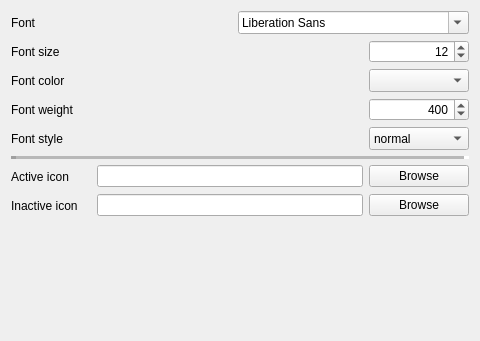
The window that sources/plasmoid/appearance.ui (arcan1s/netctl-gui) describes before a commit, drawn with Qt 5.
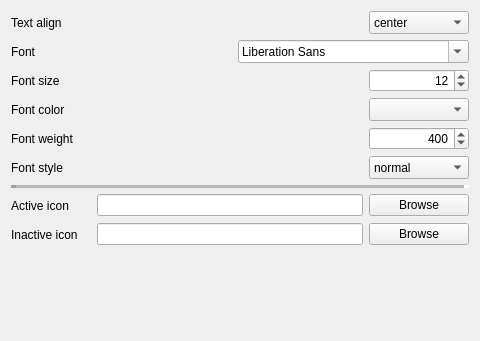
The same window after the commit. Custom widgets are drawn as their Qt base class.

```diff
--- a/sources/plasmoid/appearance.ui
+++ b/sources/plasmoid/appearance.ui
@@ -20,7 +20,7 @@
    <string notr="true">Configuration Window</string>
   </property>
   <layout class="QGridLayout" name="gridLayout">
-   <item row="8" column="0">
+   <item row="9" column="0">
     <spacer name="verticalSpacer_appearance">
      <property name="orientation">
       <enum>Qt::Vertical</enum>
@@ -33,7 +33,7 @@
      </property>
     </spacer>
    </item>
-   <item row="7" column="0">
+   <item row="8" column="0">
     <layout class="QHBoxLayout" name="horizontalLayout_inactiveIcon">
      <item>
       <widget class="QLabel" name="label_inactiveIcon">
@@ -66,7 +66,7 @@
      </item>
     </layout>
    </item>
-   <item row="2" column="0">
+   <item row="3" column="0">
     <layout class="QHBoxLayout" name="layout_fontColor">
      <item>
       <widget class="QLabel" name="label_fontColor">
@@ -115,7 +115,7 @@
      </item>
     </layout>
    </item>
-   <item row="5" column="0">
+   <item row="6" column="0">
     <widget class="Line" name="line_appearance">
      <property name="lineWidth">
       <number>5</number>
@@ -128,7 +128,7 @@
      </property>
     </widget>
    </item>
-   <item row="1" column="0">
+   <item row="2" column="0">
     <layout class="QHBoxLayout" name="layout_fontSize">
      <item>
       <widget class="QLabel" name="label_fontSize">
@@ -189,7 +189,7 @@
      </item>
     </layout>
    </item>
-   <item row="3" column="0">
+   <item row="4" column="0">
     <layout class="QHBoxLayout" name="layout_fontWeight">
      <item>
       <widget class="QLabel" name="label_fontWeight">
@@ -253,7 +253,7 @@
      </item>
     </layout>
    </item>
-   <item row="4" column="0">
+   <item row="5" column="0">
     <layout class="QHBoxLayout" name="layout_fontStyle">
      <item>
       <widget class="QLabel" name="label_fontStyle">
@@ -312,7 +312,7 @@
      </item>
     </layout>
    </item>
-   <item row="0" column="0">
+   <item row="1" column="0">
     <layout class="QHBoxLayout" name="layout_font">
      <item>
       <widget class="QLabel" name="label_font">
@@ -361,7 +361,7 @@
      </item>
     </layout>
    </item>
-   <item row="6" column="0">
+   <item row="7" column="0">
     <layout class="QHBoxLayout" name="layout_activeIcon">
      <item>
       <widget class="QLabel" name="label_activeIcon">
@@ -394,6 +394,75 @@
      </item>
     </layout>
    </item>
+   <item row="0" column="0">
+    <layout class="QHBoxLayout" name="layout_textAlign">
+     <item>
+      <widget class="QLabel" name="label_textAlign">
+       <property name="minimumSize">
+        <size>
+         <width>80</width>
+         <height>23</height>
+        </size>
+       </property>
+       <property name="text">
+        <string>Text align</string>
+       </property>
+      </widget>
+     </item>
+     <item>
+      <spacer name="horizontalSpacer_textAlign">
+       <property name="orientation">
+        <enum>Qt::Horizontal</enum>
+       </property>
+       <property name="sizeHint" stdset="0">
+        <size>
+         <width>40</width>
+         <height>20</height>
+        </size>
+       </property>
+      </spacer>
+     </item>
+     <item>
+      <widget class="QComboBox" name="comboBox_textAlign">
+       <property name="sizePolicy">
+        <sizepolicy hsizetype="Preferred" vsizetype="Fixed">
+         <horstretch>0</horstretch>
+         <verstretch>0</verstretch>
+        </sizepolicy>
+       </property>
+       <property name="minimumSize">
+        <size>
+         <width>100</width>
+         <height>23</height>
+        </size>
+       </property>
+       <property name="toolTip">
+        <string>Set text align</string>
+       </property>
+       <item>
+        <property name="text">
+         <string notr="true">center</string>
+        </property>
+       </item>
+       <item>
+        <property name="text">
+         <string notr="true">right</string>
+        </property>
+       </item>
+       <item>
+        <property name="text">
+         <string notr="true">left</string>
+        </property>
+       </item>
+       <item>
+        <property name="text">
+         <string notr="true">justify</string>
+        </property>
+       </item>
+      </widget>
+     </item>
+    </layout>
+   </item>
   </layout>
  </widget>
  <customwidgets>
```
Left out of the diff: 4 changed lines with no effect on the pictures.
